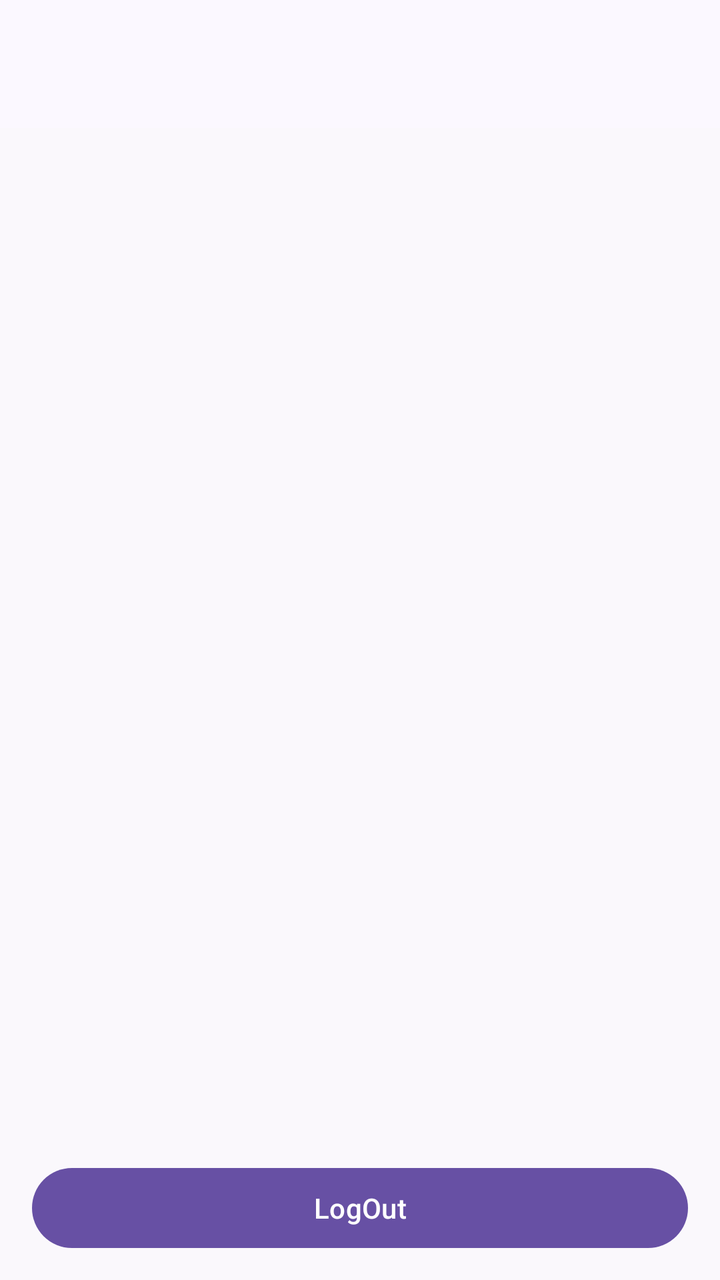
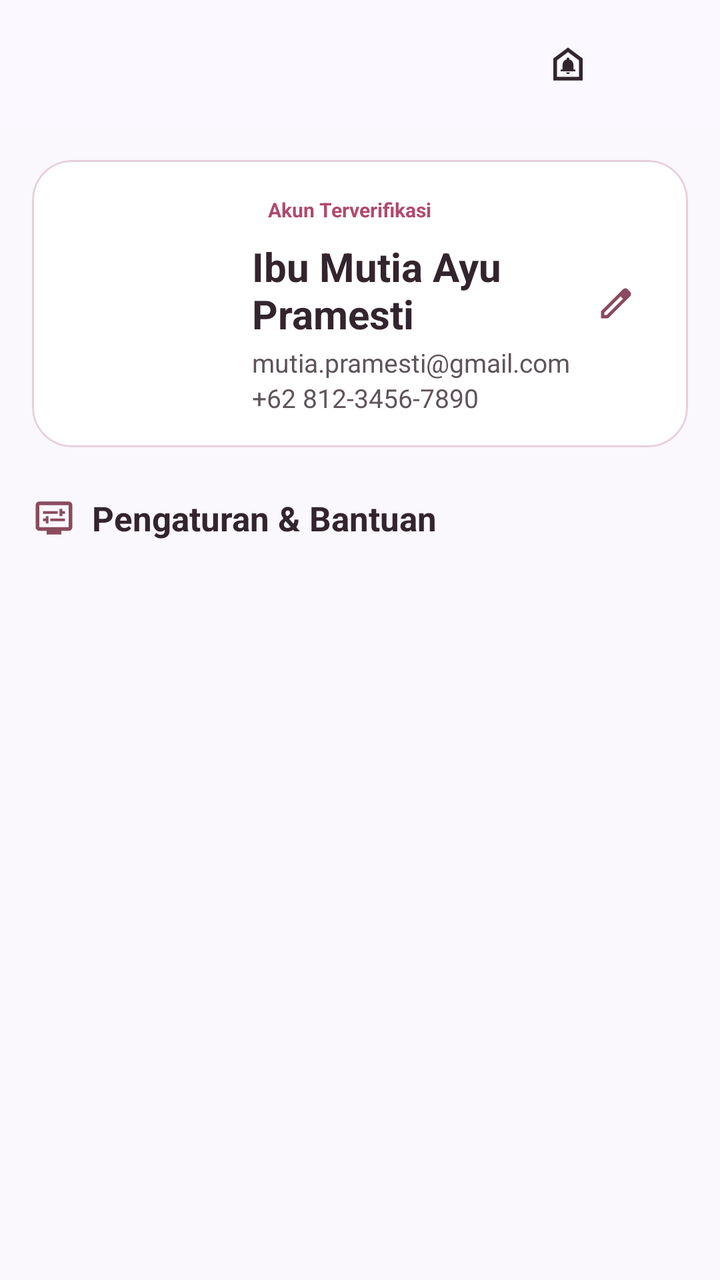

Before-and-after screenshots of an Android layout around one commit, followed by the original layout XML and the change that was made.
<!-- AndroidManifest.xml: application theme Theme.Mutia -->
<!-- res/layout/fragment_profil.xml -->
<?xml version="1.0" encoding="utf-8"?>
<androidx.coordinatorlayout.widget.CoordinatorLayout
    xmlns:android="http://schemas.android.com/apk/res/android"
    xmlns:app="http://schemas.android.com/apk/res-auto"
    xmlns:tools="http://schemas.android.com/tools"
    android:layout_width="match_parent"
    android:layout_height="match_parent"
    android:background="#FAF8FC"
    tools:context=".Profil.ProfilFragment">

    
    <com.google.android.material.appbar.AppBarLayout
        android:id="@+id/appBarLayout"
        android:layout_width="match_parent"
        android:layout_height="wrap_content"
        android:theme="@style/ThemeOverlay.MaterialComponents.Light"
        app:elevation="0dp">

        <androidx.appcompat.widget.Toolbar
            android:id="@+id/toolbar"
            android:layout_width="match_parent"
            android:layout_height="?attr/actionBarSize"
            android:background="#FBF8FF"
            app:layout_scrollFlags="scroll|enterAlways"
            app:subtitleTextColor="#8A4B5E"
            app:titleTextColor="#1B1B21" />

    </com.google.android.material.appbar.AppBarLayout>

    
    <androidx.core.widget.NestedScrollView
        android:layout_width="match_parent"
        android:layout_height="match_parent"
        android:fillViewport="true"
        app:layout_behavior="@string/appbar_scrolling_view_behavior">

        <LinearLayout
            android:layout_width="match_parent"
            android:layout_height="wrap_content"
            android:orientation="vertical"
            android:padding="16dp">

            
            <ListView
                android:id="@+id/listMessageItems"
                android:layout_width="match_parent"
                android:layout_height="250dp"
                android:nestedScrollingEnabled="true" />

            

            <ListView
                android:id="@+id/listMessageItems2"
                android:layout_width="match_parent"
                android:layout_height="250dp"
                android:nestedScrollingEnabled="true" />

            <Button
                android:id="@+id/btnLogout"
                android:layout_width="match_parent"
                android:layout_height="wrap_content"
                android:text="LogOut" />


        </LinearLayout>
    </androidx.core.widget.NestedScrollView>

</androidx.coordinatorlayout.widget.CoordinatorLayout>
<!-- resources referenced by this layout -->
<resources>
  <style name="Theme.Mutia" parent="Base.Theme.Mutia" />
  <style name="Base.Theme.Mutia" parent="Theme.Material3.DayNight.NoActionBar">
          
          
      </style>
</resources>

<!-- the commit's change to res/layout/fragment_profil.xml (unified diff, before → after) -->
@@ -6,11 +6,10 @@
     android:layout_width="match_parent"
     android:layout_height="match_parent"
     android:background="#FAF8FC"
-    tools:context=".Profil.ProfilFragment">
+    tools:context=".Profile.ProfileFragment">
 
     
     <com.google.android.material.appbar.AppBarLayout
-        android:id="@+id/appBarLayout"
         android:layout_width="match_parent"
         android:layout_height="wrap_content"
         android:theme="@style/ThemeOverlay.MaterialComponents.Light"
@@ -23,7 +22,38 @@
             android:background="#FBF8FF"
             app:layout_scrollFlags="scroll|enterAlways"
             app:subtitleTextColor="#8A4B5E"
-            app:titleTextColor="#1B1B21" />
+            app:titleTextColor="#1B1B21">
+
+            
+            <LinearLayout
+                android:layout_width="wrap_content"
+                android:layout_height="match_parent"
+                android:layout_gravity="end"
+                android:gravity="center_vertical"
+                android:orientation="horizontal"
+                android:paddingEnd="12dp">
+
+                <ImageView
+                    android:id="@+id/imgBell"
+                    android:layout_width="40dp"
+                    android:layout_height="40dp"
+                    android:background="?attr/selectableItemBackgroundBorderless"
+                    android:contentDescription="Notifikasi"
+                    android:padding="9dp"
+                    android:src="@drawable/ic_bell"
+                    app:tint="#33252D" />
+
+                <ImageView
+                    android:id="@+id/imgAvatarToolbar"
+                    android:layout_width="36dp"
+                    android:layout_height="36dp"
+                    android:layout_marginStart="8dp"
+                    android:contentDescription="Foto profil"
+                    android:scaleType="centerCrop" />
+
+            </LinearLayout>
+
+        </androidx.appcompat.widget.Toolbar>
 
     </com.google.android.material.appbar.AppBarLayout>
 
@@ -31,6 +61,7 @@
     <androidx.core.widget.NestedScrollView
         android:layout_width="match_parent"
         android:layout_height="match_parent"
+        android:clipToPadding="false"
         android:fillViewport="true"
         app:layout_behavior="@string/appbar_scrolling_view_behavior">
 
@@ -41,28 +72,158 @@
             android:padding="16dp">
 
             
-            <ListView
-                android:id="@+id/listMessageItems"
-                android:layout_width="match_parent"
-                android:layout_height="250dp"
-                android:nestedScrollingEnabled="true" />
-
-            
-
-            <ListView
-                android:id="@+id/listMessageItems2"
-                android:layout_width="match_parent"
-                android:layout_height="250dp"
-                android:nestedScrollingEnabled="true" />
-
-            <Button
-                android:id="@+id/btnLogout"
+            <com.google.android.material.card.MaterialCardView
                 android:layout_width="match_parent"
                 android:layout_height="wrap_content"
-                android:text="LogOut" />
-
+                app:cardBackgroundColor="#FFFFFF"
+                app:cardCornerRadius="20dp"
+                app:cardElevation="0dp"
+                app:strokeColor="#E8CFDC"
+                app:strokeWidth="1dp">
+
+                <LinearLayout
+                    android:layout_width="match_parent"
+                    android:layout_height="wrap_content"
+                    android:gravity="center_vertical"
+                    android:orientation="horizontal"
+                    android:padding="16dp">
+
+                    
+                    <FrameLayout
+                        android:layout_width="80dp"
+                        android:layout_height="80dp">
+
+                        <ImageView
+                            android:id="@+id/imgAvatar"
+                            android:layout_width="76dp"
+                            android:layout_height="76dp"
+                            android:contentDescription="Foto profil"
+                            android:scaleType="centerCrop" />
+
+                        <TextView
+                            android:id="@+id/tvCentang"
+                            android:layout_width="24dp"
+                            android:layout_height="24dp"
+                            android:layout_gravity="bottom|end"
+                            android:gravity="center"
+                            android:text="✓"
+                            android:textColor="#FFFFFF"
+                            android:textSize="13sp"
+                            android:textStyle="bold" />
+
+                    </FrameLayout>
+
+                    <LinearLayout
+                        android:layout_width="0dp"
+                        android:layout_height="wrap_content"
+                        android:layout_marginStart="14dp"
+                        android:layout_weight="1"
+                        android:orientation="vertical">
+
+                        <TextView
+                            android:id="@+id/tvBadgeVerifikasi"
+                            android:layout_width="wrap_content"
+                            android:layout_height="wrap_content"
+                            android:paddingHorizontal="8dp"
+                            android:paddingVertical="2dp"
+                            android:text="Akun Terverifikasi"
+                            android:textColor="#B04A6E"
+                            android:textSize="10sp"
+                            android:textStyle="bold" />
+
+                        <TextView
+                            android:id="@+id/tvNama"
+                            android:layout_width="match_parent"
+                            android:layout_height="wrap_content"
+                            android:layout_marginTop="6dp"
+                            android:text="Ibu Mutia Ayu Pramesti"
+                            android:textColor="#33252D"
+                            android:textSize="20sp"
+                            android:textStyle="bold" />
+
+                        <TextView
+                            android:id="@+id/tvEmail"
+                            android:layout_width="match_parent"
+                            android:layout_height="wrap_content"
+                            android:layout_marginTop="2dp"
+                            android:text="mutia.pramesti@gmail.com"
+                            android:textColor="#5E545B"
+                            android:textSize="13sp" />
+
+                        <TextView
+                            android:id="@+id/tvTelepon"
+                            android:layout_width="match_parent"
+                            android:layout_height="wrap_content"
+                            android:text="+62 812-3456-7890"
+                            android:textColor="#5E545B"
+                            android:textSize="13sp" />
+
+                    </LinearLayout>
+
+                    <ImageView
+                        android:id="@+id/btnEditProfil"
+                        android:layout_width="40dp"
+                        android:layout_height="40dp"
+                        android:contentDescription="Edit profil"
+                        android:padding="10dp"
+                        android:src="@drawable/ic_edit"
+                        app:tint="#8A4B5E" />
+
+                </LinearLayout>
+
+            </com.google.android.material.card.MaterialCardView>
+
+            
+            <LinearLayout
+                android:layout_width="match_parent"
+                android:layout_height="wrap_content"
+                android:layout_marginTop="24dp"
+                android:layout_marginBottom="12dp"
+                android:gravity="center_vertical"
+                android:orientation="horizontal">
+
+                <ImageView
+                    android:layout_width="22dp"
+                    android:layout_height="22dp"
+                    android:contentDescription="Pengaturan"
+                    android:src="@drawable/ic_pengaturan"
+                    app:tint="#8A4B5E" />
+
+                <TextView
+                    android:layout_width="wrap_content"
+                    android:layout_height="wrap_content"
+                    android:layout_marginStart="8dp"
+                    android:text="Pengaturan &amp; Bantuan"
+                    android:textColor="#33252D"
+                    android:textSize="17sp"
+                    android:textStyle="bold" />
+
+            </LinearLayout>
+
+            
+            <com.google.android.material.card.MaterialCardView
+                android:layout_width="match_parent"
+                android:layout_height="wrap_content"
+                app:cardBackgroundColor="#FFFFFF"
+                app:cardCornerRadius="20dp"
+                app:cardElevation="0dp"
+                app:strokeColor="#E8CFDC"
+                app:strokeWidth="1dp">
+
+                <ListView
+                    android:id="@+id/listViewMenu"
+                    android:layout_width="match_parent"
+                    android:layout_height="wrap_content"
+                    android:divider="#F3E8EE"
+                    android:dividerHeight="1dp"
+                    android:nestedScrollingEnabled="false"
+                    android:overScrollMode="never"
+                    android:scrollbars="none" />
+
+            </com.google.android.material.card.MaterialCardView>
 
         </LinearLayout>
+
     </androidx.core.widget.NestedScrollView>
 
 </androidx.coordinatorlayout.widget.CoordinatorLayout>
<!-- resource entries referenced after the edit -->
@@ -1,5 +1,23 @@
 <!-- resources referenced by this layout -->
 <resources>
+  <!-- drawable ic_bell (drawable) -->
+  <vector xmlns:android="http://schemas.android.com/apk/res/android" android:height="24dp" android:tint="#000000" android:viewportHeight="960" android:viewportWidth="960" android:width="24dp">
+        
+      <path android:fillColor="@android:color/white" android:pathData="M508.5,688.5Q520,677 520,660L440,660Q440,677 451.5,688.5Q463,700 480,700Q497,700 508.5,688.5ZM320,640L640,640L640,600L600,600L600,506Q600,462 576,426Q552,390 510,380L510,370Q510,357 501.5,348.5Q493,340 480,340Q467,340 458.5,348.5Q450,357 450,370L450,380Q408,390 384,426Q360,462 360,506L360,600L320,600L320,640ZM160,840L160,360L480,120L800,360L800,840L160,840ZM240,760L720,760L720,400L480,220L240,400L240,760ZM480,490L480,490L480,490L480,490L480,490Z"/>
+      
+  </vector>
+  <!-- drawable ic_edit (drawable) -->
+  <vector xmlns:android="http://schemas.android.com/apk/res/android" android:height="24dp" android:tint="#000000" android:viewportHeight="960" android:viewportWidth="960" android:width="24dp">
+        
+      <path android:fillColor="@android:color/white" android:pathData="M200,760L257,760L648,369L591,312L200,703L200,760ZM120,840L120,670L648,143Q660,132 674.5,126Q689,120 705,120Q721,120 736,126Q751,132 762,144L817,200Q829,211 834.5,226Q840,241 840,256Q840,272 834.5,286.5Q829,301 817,313L290,840L120,840ZM760,256L760,256L704,200L704,200L760,256ZM619,341L591,312L591,312L648,369L648,369L619,341Z"/>
+      
+  </vector>
+  <!-- drawable ic_pengaturan (drawable) -->
+  <vector xmlns:android="http://schemas.android.com/apk/res/android" android:height="24dp" android:tint="#000000" android:viewportHeight="960" android:viewportWidth="960" android:width="24dp">
+        
+      <path android:fillColor="@android:color/white" android:pathData="M300,600L360,600L360,440L300,440L300,490L240,490L240,550L300,550L300,600ZM400,550L720,550L720,490L400,490L400,550ZM600,440L660,440L660,390L720,390L720,330L660,330L660,280L600,280L600,440ZM240,390L560,390L560,330L240,330L240,390ZM320,840L320,760L160,760Q127,760 103.5,736.5Q80,713 80,680L80,200Q80,167 103.5,143.5Q127,120 160,120L800,120Q833,120 856.5,143.5Q880,167 880,200L880,680Q880,713 856.5,736.5Q833,760 800,760L640,760L640,840L320,840ZM160,680L800,680Q800,680 800,680Q800,680 800,680L800,200Q800,200 800,200Q800,200 800,200L160,200Q160,200 160,200Q160,200 160,200L160,680Q160,680 160,680Q160,680 160,680ZM160,680Q160,680 160,680Q160,680 160,680L160,200Q160,200 160,200Q160,200 160,200L160,200Q160,200 160,200Q160,200 160,200L160,680Q160,680 160,680Q160,680 160,680Z"/>
+      
+  </vector>
   <style name="Theme.Mutia" parent="Base.Theme.Mutia" />
   <style name="Base.Theme.Mutia" parent="Theme.Material3.DayNight.NoActionBar">
           
